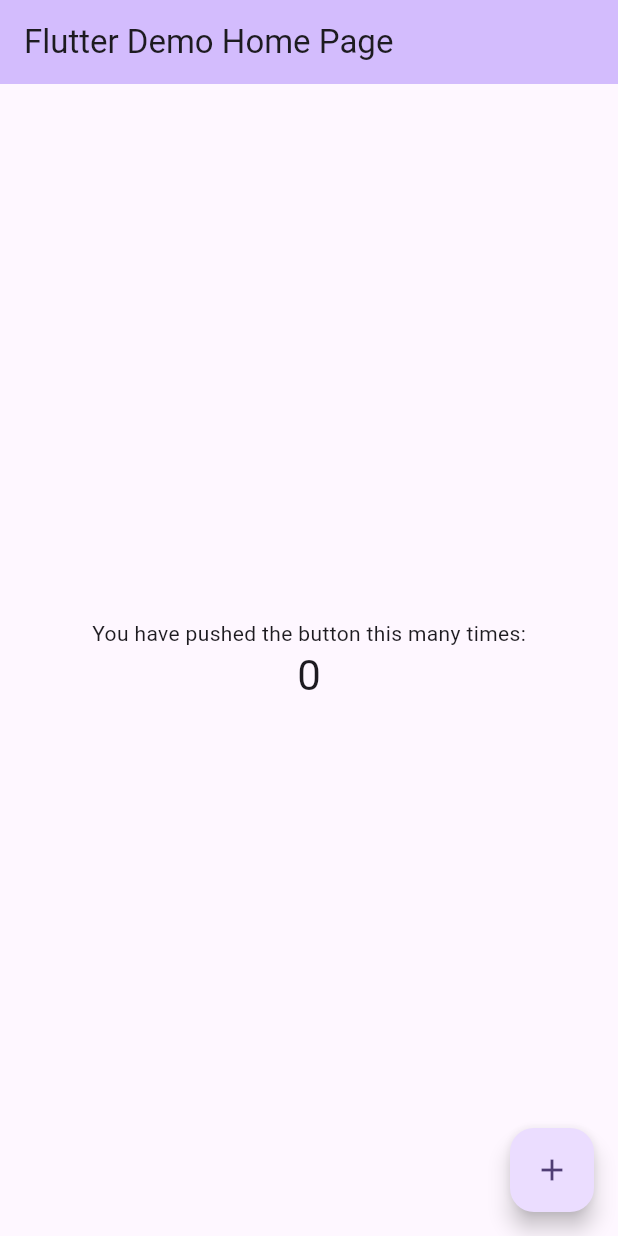
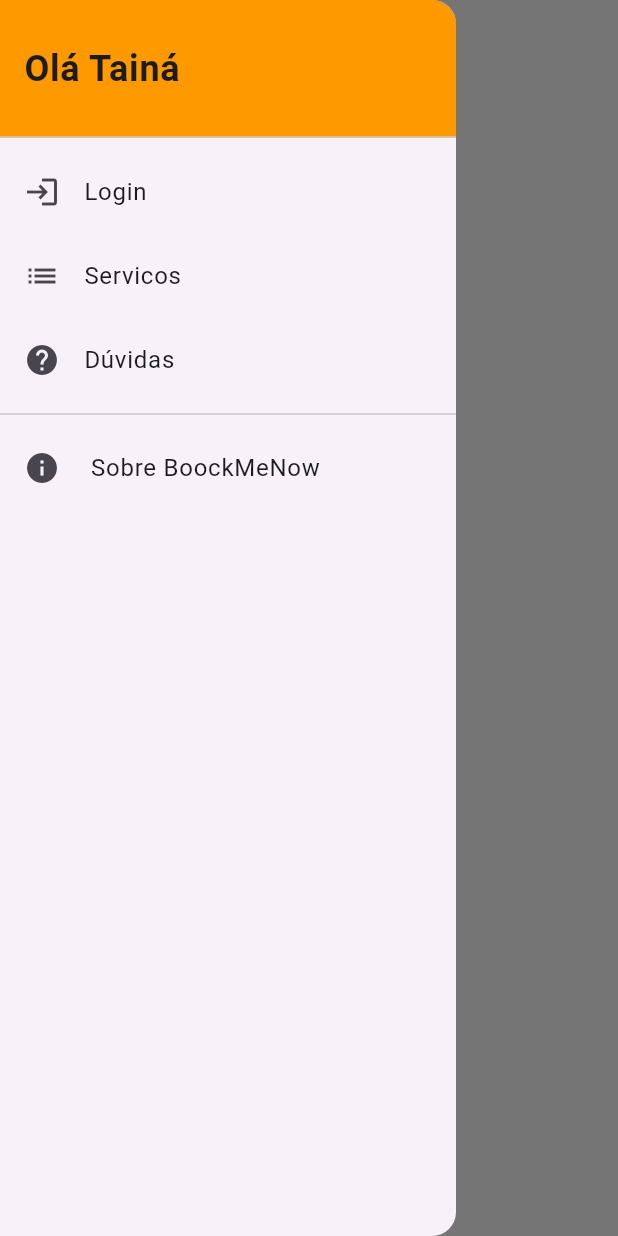
Before and after one commit to TainaDeAlves/app_bookmeow, a Flutter app: the screen it shows after launch, with the side drawer open (before the commit the screen has no drawer), on a phone screen of 412 x 824 dp. Run offline on Flutter 3.47's test engine with Material 3 defaults, Android fonts, the phone set to English and light mode, and no system bars.

Commit message:
menu amburgue e lista.

```diff
--- /dev/null
+++ b/lib/home_page.dart
@@ -0,0 +1,61 @@
+import 'package:flutter/material.dart';
+
+class HomePage extends StatefulWidget {
+  const HomePage({super.key});
+
+  @override
+  State<HomePage> createState() => _HomePageState();
+}
+
+class _HomePageState extends State<HomePage> {
+  @override
+  Widget build(BuildContext context) {
+    return Scaffold(
+      appBar: AppBar(
+        title: const Text("BoockMeNow"),
+        centerTitle: true,
+        backgroundColor: Colors.white,
+      ),
+      backgroundColor: Colors.white,
+      drawer: Drawer(
+        child: ListView(
+          children: const [
+            SizedBox(
+              height: 100,
+              child: DrawerHeader(
+                decoration: BoxDecoration(
+                  color: Color.fromARGB(255, 255, 153, 0),
+                ),
+                padding: EdgeInsets.symmetric(vertical: 28, horizontal: 16),
+                  child: Text(
+                "Olá Tainá",
+                style: TextStyle(fontSize: 24, fontWeight: FontWeight.bold),
+              )),
+            ),
+            ListTile(
+              leading: Icon(Icons.login), // lado esquerdo
+              // trailing: Icon(Icons.login), lado direito
+              title: Text("Login"),
+            ),
+            ListTile(
+              leading: Icon(Icons.list), // lado esquerdo
+              // trailing: Icon(Icons.login), lado direito
+              title: Text("Servicos"),
+            ),
+            ListTile(
+              leading: Icon(Icons.help), // lado esquerdo
+              // trailing: Icon(Icons.login), lado direito
+              title: Text("Dúvidas"),
+            ),
+            Divider(),
+            ListTile(
+              leading: Icon(Icons.info), // lado esquerdo
+              // trailing: Icon(Icons.login), lado direito
+              title: Text(" Sobre BoockMeNow"),
+            )
+          ],
+        ),
+      ),
+    );
+  }
+}
--- a/lib/main.dart
+++ b/lib/main.dart
@@ -1,125 +1,14 @@
+import 'package:app_bookmeow/home_page.dart';
 import 'package:flutter/material.dart';
+void main(){
+  runApp(MaterialApp(
+    debugShowCheckedModeBanner: false,
+title: "BoockMeNow",
+theme: ThemeData(
+  primaryColor: Colors.white,
+),
+home: const HomePage(
 
-void main() {
-  runApp(const MyApp());
+),
+  ));
 }
-
-class MyApp extends StatelessWidget {
-  const MyApp({super.key});
-
-  // This widget is the root of your application.
-  @override
-  Widget build(BuildContext context) {
-    return MaterialApp(
-      title: 'Flutter Demo',
-      theme: ThemeData(
-        // This is the theme of your application.
-        //
-        // TRY THIS: Try running your application with "flutter run". You'll see
-        // the application has a purple toolbar. Then, without quitting the app,
-        // try changing the seedColor in the colorScheme below to Colors.green
-        // and then invoke "hot reload" (save your changes or press the "hot
-        // reload" button in a Flutter-supported IDE, or press "r" if you used
-        // the command line to start the app).
-        //
-        // Notice that the counter didn't reset back to zero; the application
-        // state is not lost during the reload. To reset the state, use hot
-        // restart instead.
-        //
-        // This works for code too, not just values: Most code changes can be
-        // tested with just a hot reload.
-        colorScheme: ColorScheme.fromSeed(seedColor: Colors.deepPurple),
-        useMaterial3: true,
-      ),
-      home: const MyHomePage(title: 'Flutter Demo Home Page'),
-    );
-  }
-}
-
-class MyHomePage extends StatefulWidget {
-  const MyHomePage({super.key, required this.title});
-
-  // This widget is the home page of your application. It is stateful, meaning
-  // that it has a State object (defined below) that contains fields that affect
-  // how it looks.
-
-  // This class is the configuration for the state. It holds the values (in this
-  // case the title) provided by the parent (in this case the App widget) and
-  // used by the build method of the State. Fields in a Widget subclass are
-  // always marked "final".
-
-  final String title;
-
-  @override
-  State<MyHomePage> createState() => _MyHomePageState();
-}
-
-class _MyHomePageState extends State<MyHomePage> {
-  int _counter = 0;
-
-  void _incrementCounter() {
-    setState(() {
-      // This call to setState tells the Flutter framework that something has
-      // changed in this State, which causes it to rerun the build method below
-      // so that the display can reflect the updated values. If we changed
-      // _counter without calling setState(), then the build method would not be
-      // called again, and so nothing would appear to happen.
-      _counter++;
-    });
-  }
-
-  @override
-  Widget build(BuildContext context) {
-    // This method is rerun every time setState is called, for instance as done
-    // by the _incrementCounter method above.
-    //
-    // The Flutter framework has been optimized to make rerunning build methods
-    // fast, so that you can just rebuild anything that needs updating rather
-    // than having to individually change instances of widgets.
-    return Scaffold(
-      appBar: AppBar(
-        // TRY THIS: Try changing the color here to a specific color (to
-        // Colors.amber, perhaps?) and trigger a hot reload to see the AppBar
-        // change color while the other colors stay the same.
-        backgroundColor: Theme.of(context).colorScheme.inversePrimary,
-        // Here we take the value from the MyHomePage object that was created by
-        // the App.build method, and use it to set our appbar title.
-        title: Text(widget.title),
-      ),
-      body: Center(
-        // Center is a layout widget. It takes a single child and positions it
-        // in the middle of the parent.
-        child: Column(
-          // Column is also a layout widget. It takes a list of children and
-          // arranges them vertically. By default, it sizes itself to fit its
-          // children horizontally, and tries to be as tall as its parent.
-          //
-          // Column has various properties to control how it sizes itself and
-          // how it positions its children. Here we use mainAxisAlignment to
-          // center the children vertically; the main axis here is the vertical
-          // axis because Columns are vertical (the cross axis would be
-          // horizontal).
-          //
-          // TRY THIS: Invoke "debug painting" (choose the "Toggle Debug Paint"
-          // action in the IDE, or press "p" in the console), to see the
-          // wireframe for each widget.
-          mainAxisAlignment: MainAxisAlignment.center,
-          children: <Widget>[
-            const Text(
-              'You have pushed the button this many times:',
-            ),
-            Text(
-              '$_counter',
-              style: Theme.of(context).textTheme.headlineMedium,
-            ),
-          ],
-        ),
-      ),
-      floatingActionButton: FloatingActionButton(
-        onPressed: _incrementCounter,
-        tooltip: 'Increment',
-        child: const Icon(Icons.add),
-      ), // This trailing comma makes auto-formatting nicer for build methods.
-    );
-  }
-}
```
